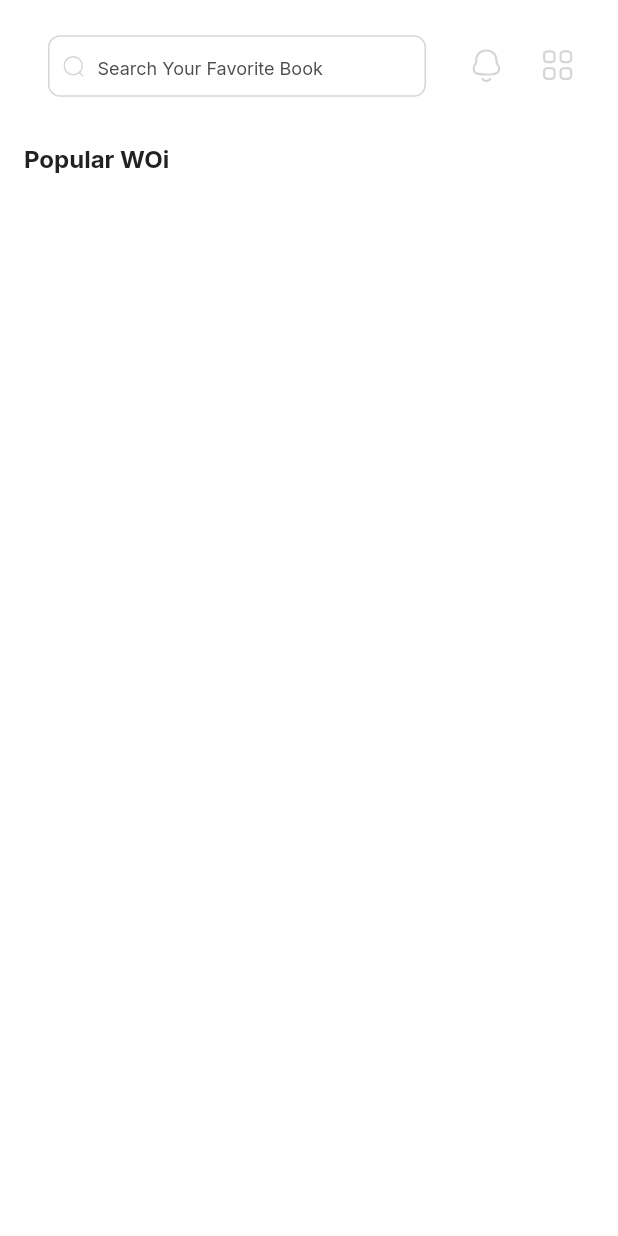
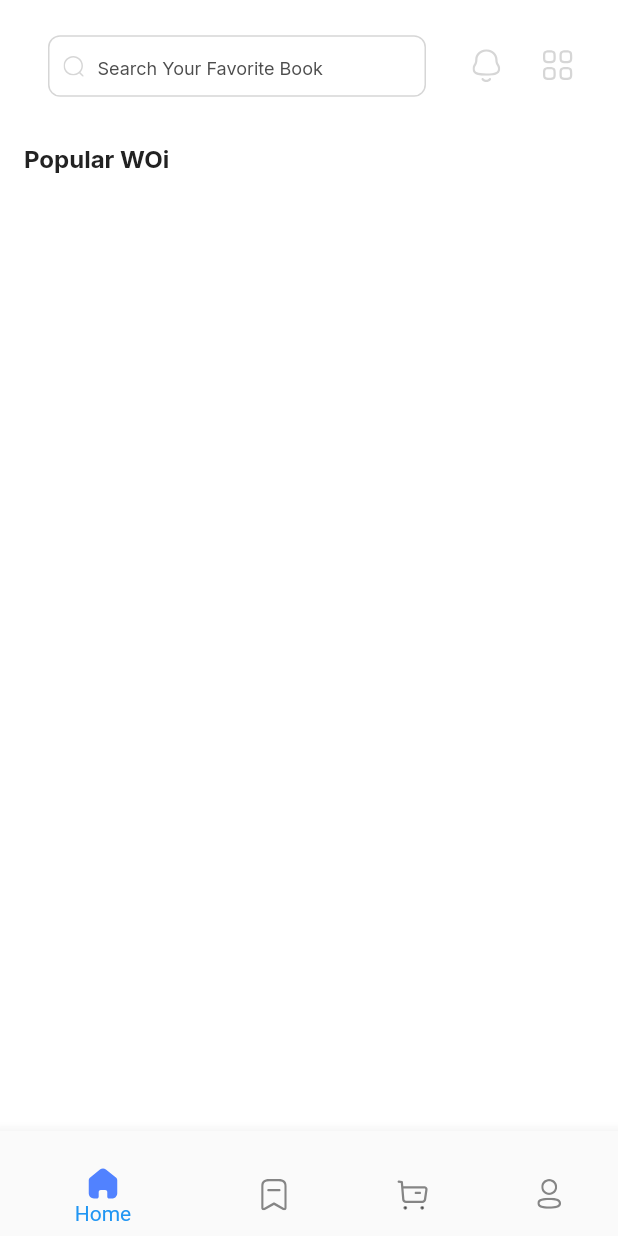
Before and after one commit to prana10/aplikasibuku_client, a Flutter app: the screen it shows after launch, on a phone screen of 412 x 824 dp. Run offline on Flutter 3.47's test engine with Material 2 defaults, Android fonts, the phone set to English and light mode, and no system bars; our stand-ins replace flutter_svg, google_fonts.

Commit message:
fix bug bottom navbar

```diff
--- a/lib/presentation/modules/home/screens/home_screen.dart
+++ b/lib/presentation/modules/home/screens/home_screen.dart
@@ -34,6 +34,10 @@ class HomeScreen extends StatelessWidget {
           ),
         ),
       ),
+      bottomNavigationBar: BottomNavbar(
+        currentIndex: 0,
+        onTap: (index) {},
+      ),
     );
   }
 }
--- a/lib/presentation/widgets/bottom_navbar.dart
+++ b/lib/presentation/widgets/bottom_navbar.dart
@@ -1,11 +1,9 @@
 import 'package:flutter/material.dart';
+import 'package:flutter_svg/svg.dart';
 
 class BottomNavbar extends StatelessWidget {
-  const BottomNavbar({
-    super.key,
-    required this.currentIndex,
-    required this.onTap
-  });
+  const BottomNavbar(
+      {super.key, required this.currentIndex, required this.onTap});
 
   final int currentIndex;
   final void Function(int)? onTap;
@@ -13,40 +11,40 @@ class BottomNavbar extends StatelessWidget {
   @override
   Widget build(BuildContext context) {
     return BottomNavigationBar(
-      items: <BottomNavigationBarItem>[
+      items: [
         BottomNavigationBarItem(
           icon: Padding(
             padding: const EdgeInsets.only(top: 16),
-            child: Image.asset('assets/icons/ic_home_active.svg'),
+            child: SvgPicture.asset('assets/icons/ic_home_active.svg'),
           ),
           label: 'Home',
         ),
         BottomNavigationBarItem(
           icon: Padding(
             padding: const EdgeInsets.only(top: 16),
-            child: Image.asset('assets/icons/ic_bookmark.svg'),
+            child: SvgPicture.asset('assets/icons/ic_bookmark.svg'),
           ),
           label: 'Saved',
         ),
         BottomNavigationBarItem(
           icon: Padding(
             padding: const EdgeInsets.only(top: 16),
-            child: Image.asset('assets/icons/ic_basket.svg'),
+            child: SvgPicture.asset('assets/icons/ic_basket.svg'),
           ),
           label: 'Orders',
         ),
         BottomNavigationBarItem(
           icon: Padding(
             padding: const EdgeInsets.only(top: 16),
-            child: Image.asset('assets/icons/ic_profile.svg'),
-            )
-        )
+            child: SvgPicture.asset('assets/icons/ic_profile.svg'),
+          ),
+          label: 'Profile',
+        ),
       ],
       currentIndex: currentIndex,
       onTap: onTap,
       selectedItemColor: Colors.blue,
       unselectedItemColor: Colors.black,
     );
-
   }
 }
```
Also changed, not shown: 6 other files. Lines whose indentation alone changed are shown as unchanged.
